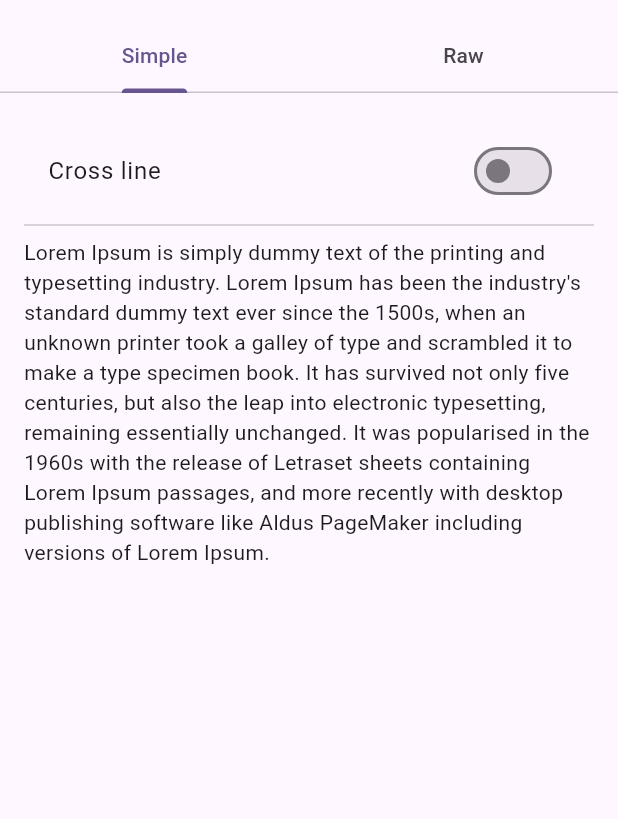
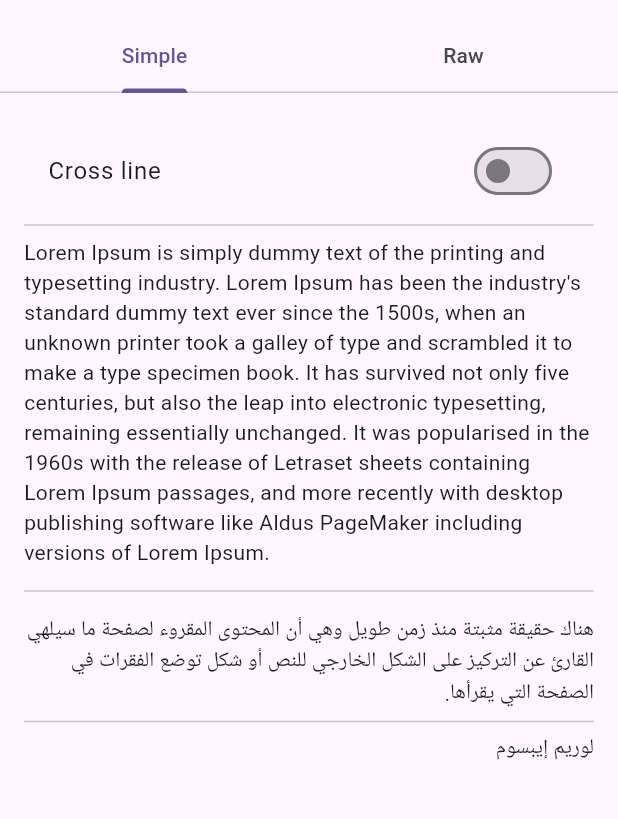
Before and after one commit to Vorkytaka/animated_line_through, a Flutter app: the screen it shows after launch, on a phone screen of 412 x 824 dp, the part 63-882 px from its top. Run offline on Flutter 3.47's test engine with Material 3 defaults, Android fonts, the phone set to English and light mode, and no system bars.

Commit message:
Add Rtl example

```diff
--- a/example/lib/main.dart
+++ b/example/lib/main.dart
@@ -7,6 +7,9 @@ void main() {
 
 const _lorum =
     "Lorem Ipsum is simply dummy text of the printing and typesetting industry. Lorem Ipsum has been the industry's standard dummy text ever since the 1500s, when an unknown printer took a galley of type and scrambled it to make a type specimen book. It has survived not only five centuries, but also the leap into electronic typesetting, remaining essentially unchanged. It was popularised in the 1960s with the release of Letraset sheets containing Lorem Ipsum passages, and more recently with desktop publishing software like Aldus PageMaker including versions of Lorem Ipsum.";
+const _lorumAr =
+    "هناك حقيقة مثبتة منذ زمن طويل وهي أن المحتوى المقروء لصفحة ما سيلهي القارئ عن التركيز على الشكل الخارجي للنص أو شكل توضع الفقرات في الصفحة التي يقرأها.";
+const _lorumArShort = "لوريم إيبسوم";
 
 enum _Tabs {
   simple,
@@ -119,6 +122,26 @@ class _SimpleState extends State<_Simple> {
           isCrossed: _isCrossed,
           child: const Text(_lorum),
         ),
+        const Divider(height: 32),
+        Directionality(
+          textDirection: TextDirection.rtl,
+          child: Column(
+            crossAxisAlignment: CrossAxisAlignment.start,
+            children: [
+              AnimatedLineThrough(
+                duration: const Duration(milliseconds: 500),
+                isCrossed: _isCrossed,
+                child: const Text(_lorumAr),
+              ),
+              const Divider(),
+              AnimatedLineThrough(
+                duration: const Duration(milliseconds: 500),
+                isCrossed: _isCrossed,
+                child: const Text(_lorumArShort),
+              ),
+            ],
+          ),
+        )
       ],
     );
   }
```
